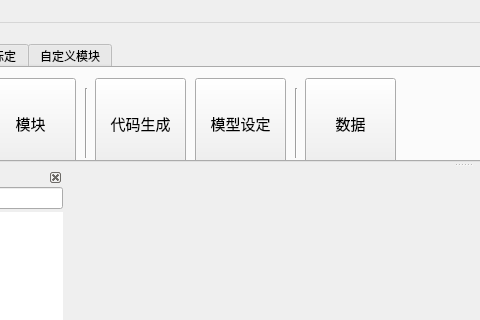
Above: dialogs/mainwindow.ui from L-Net-1992/ADAS_AD_Developer before the change; both pictures show x 177 to 657 and y 0 to 320 of the 1280 by 800 pixel window. Below: the same form after it.
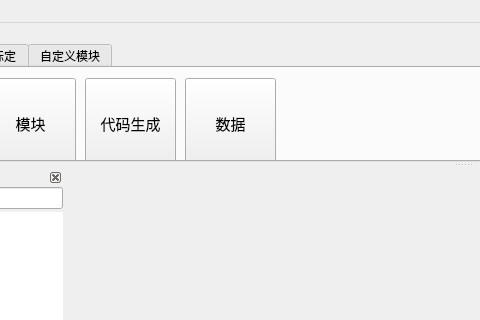
That is the form after the change. The open tabs and pages were chosen to show the change. Icons and pictures are not drawn. Custom widgets are drawn as their Qt base class.

Patch:
```diff
--- a/dialogs/mainwindow.ui
+++ b/dialogs/mainwindow.ui
@@ -696,42 +696,10 @@
           <enum>Qt::Vertical</enum>
          </property>
         </widget>
-        <widget class="Line" name="line_2">
-         <property name="geometry">
-          <rect>
-           <x>260</x>
-           <y>20</y>
-           <width>3</width>
-           <height>70</height>
-          </rect>
-         </property>
-         <property name="font">
-          <font/>
-         </property>
-         <property name="orientation">
-          <enum>Qt::Vertical</enum>
-         </property>
-        </widget>
-        <widget class="Line" name="line_3">
-         <property name="geometry">
-          <rect>
-           <x>470</x>
-           <y>20</y>
-           <width>3</width>
-           <height>70</height>
-          </rect>
-         </property>
-         <property name="font">
-          <font/>
-         </property>
-         <property name="orientation">
-          <enum>Qt::Vertical</enum>
-         </property>
-        </widget>
         <widget class="QToolButton" name="pb_dataInspector">
          <property name="geometry">
           <rect>
-           <x>480</x>
+           <x>360</x>
            <y>10</y>
            <width>91</width>
            <height>91</height>
@@ -762,44 +730,10 @@
           <enum>Qt::ToolButtonTextUnderIcon</enum>
          </property>
         </widget>
-        <widget class="QToolButton" name="tb_modelSettings">
-         <property name="geometry">
-          <rect>
-           <x>370</x>
-           <y>10</y>
-           <width>91</width>
-           <height>91</height>
-          </rect>
-         </property>
-         <property name="font">
-          <font>
-           <pointsize>11</pointsize>
-          </font>
-         </property>
-         <property name="focusPolicy">
-          <enum>Qt::NoFocus</enum>
-         </property>
-         <property name="text">
-          <string>模型设定</string>
-         </property>
-         <property name="icon">
-          <iconset resource="../image.qrc">
-           <normaloff>:/res/Config.png</normaloff>:/res/Config.png</iconset>
-         </property>
-         <property name="iconSize">
-          <size>
-           <width>24</width>
-           <height>24</height>
-          </size>
-         </property>
-         <property name="toolButtonStyle">
-          <enum>Qt::ToolButtonTextUnderIcon</enum>
-         </property>
-        </widget>
         <widget class="QToolButton" name="pb_script_generator">
          <property name="geometry">
           <rect>
-           <x>270</x>
+           <x>260</x>
            <y>10</y>
            <width>91</width>
            <height>91</height>
```
Left out of the diff: 2 changed lines with no effect on the pictures.
